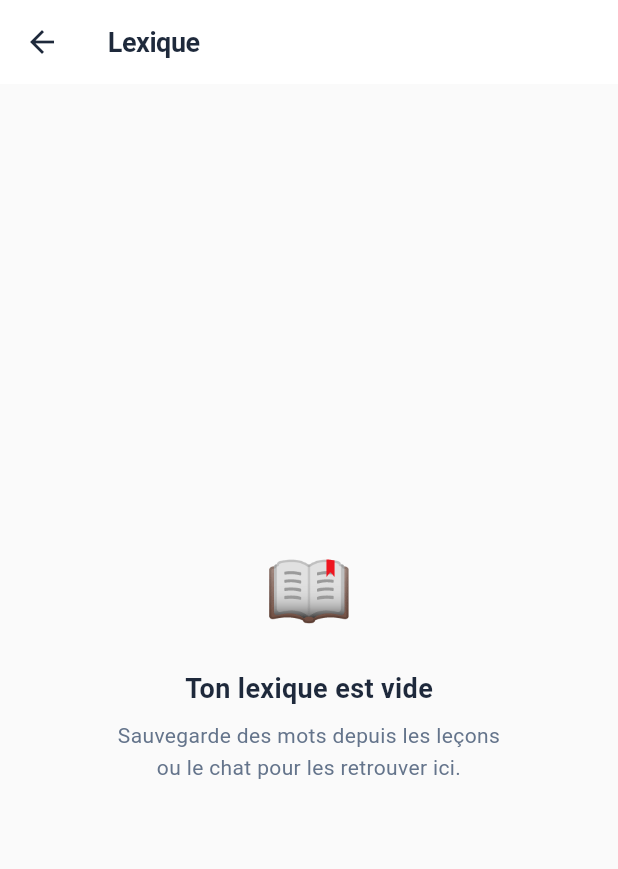
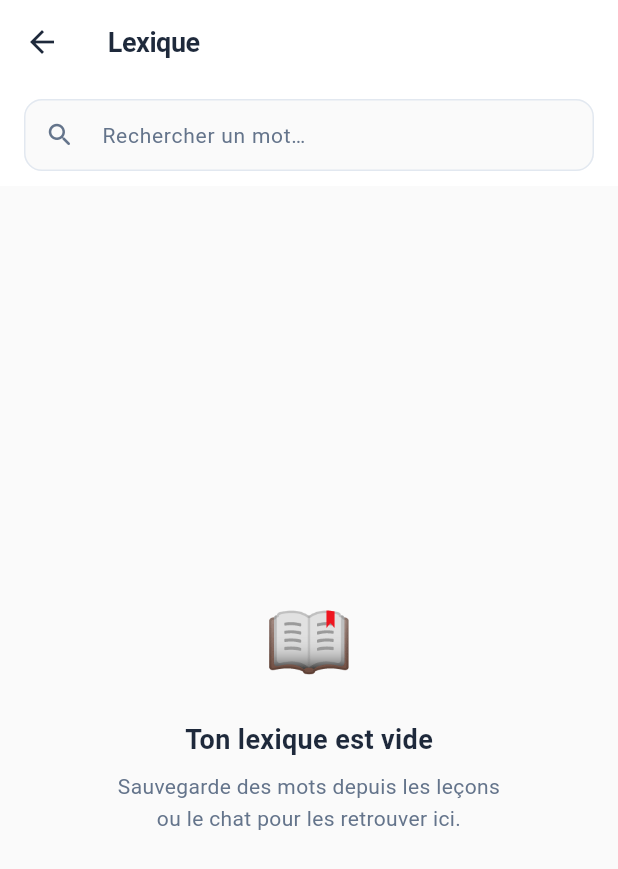
Before and after one commit to Arkheonick/Talkie, a Flutter app: the LexiqueScreen screen opened directly, on a phone screen of 412 x 824 dp. Shown: the top 869 px of the screen. Run offline on Flutter 3.47's test engine with Material 3 defaults, Android fonts, the phone set to English and light mode, and no system bars; our stand-ins replace flutter_dotenv, flutter_tts, google_generative_ai, hive_flutter, pdf, permission_handler and 2 more; missing offline and left inert: record; accounts and stored records are empty.

Commit message:
feat: P9 — barre de recherche dans Lexique (filtrage mot + traduction)
Co-Authored-By: Claude Sonnet 4.6 <noreply@anthropic.com>

```diff
--- a/lib/features/notebook/lexique_screen.dart
+++ b/lib/features/notebook/lexique_screen.dart
@@ -16,16 +16,26 @@ class LexiqueScreen extends StatefulWidget {
 class _LexiqueScreenState extends State<LexiqueScreen> {
   final _notebookService = NotebookService();
   final _folderService = VocabFolderService();
+  final _searchController = TextEditingController();
 
   List<NotebookEntry> _entries = [];
   List<VocabFolder> _folders = [];
   Map<String, String> _aliases = {};
   bool _loading = true;
+  String _searchQuery = '';
 
   @override
   void initState() {
     super.initState();
     _load();
+    _searchController.addListener(
+        () => setState(() => _searchQuery = _searchController.text.trim()));
+  }
+
+  @override
+  void dispose() {
+    _searchController.dispose();
+    super.dispose();
   }
 
   Future<void> _load() async {
@@ -236,6 +246,12 @@ class _LexiqueScreenState extends State<LexiqueScreen> {
       ),
       body: _loading
           ? const Center(child: CircularProgressIndicator())
+          : Column(
+              children: [
+                _buildSearchBar(),
+                Expanded(
+                  child: _searchQuery.isNotEmpty
+                      ? _buildSearchResults()
                       : grouped.isEmpty
                           ? _empty()
                           : ListView(
@@ -247,7 +263,8 @@ class _LexiqueScreenState extends State<LexiqueScreen> {
                                     lessonEntries.first.lessonTitle.isNotEmpty
                                         ? lessonEntries.first.lessonTitle
                                         : lessonId;
-                    final displayName = _lessonName(lessonId, defaultTitle);
+                                final displayName =
+                                    _lessonName(lessonId, defaultTitle);
                                 final lessonFolders = _folders
                                     .where((f) => f.lessonId == lessonId)
                                     .toList();
@@ -258,7 +275,8 @@ class _LexiqueScreenState extends State<LexiqueScreen> {
                                   folders: lessonFolders,
                                   onRename: () =>
                                       _renameLessonGroup(lessonId, displayName),
-                      onCreateFolder: () => _createFolder(lessonId),
+                                  onCreateFolder: () =>
+                                      _createFolder(lessonId),
                                   onRenameFolder: _renameFolder,
                                   onDeleteFolder: _deleteFolder,
                                   onDeleteEntry: _deleteEntry,
@@ -267,6 +285,110 @@ class _LexiqueScreenState extends State<LexiqueScreen> {
                                 );
                               }).toList(),
                             ),
+                ),
+              ],
+            ),
+    );
+  }
+
+  Widget _buildSearchBar() {
+    return Container(
+      color: Colors.white,
+      padding: const EdgeInsets.fromLTRB(16, 10, 16, 10),
+      child: TextField(
+        controller: _searchController,
+        decoration: InputDecoration(
+          hintText: 'Rechercher un mot…',
+          hintStyle: TextStyle(color: AppTheme.muted, fontSize: 14),
+          prefixIcon: const Icon(Icons.search_rounded,
+              size: 20, color: AppTheme.muted),
+          suffixIcon: _searchQuery.isNotEmpty
+              ? GestureDetector(
+                  onTap: () => _searchController.clear(),
+                  child: const Icon(Icons.close_rounded,
+                      size: 18, color: AppTheme.muted),
+                )
+              : null,
+          filled: true,
+          fillColor: AppTheme.surface,
+          contentPadding:
+              const EdgeInsets.symmetric(horizontal: 16, vertical: 10),
+          border: OutlineInputBorder(
+            borderRadius: BorderRadius.circular(12),
+            borderSide: BorderSide.none,
+          ),
+          enabledBorder: OutlineInputBorder(
+            borderRadius: BorderRadius.circular(12),
+            borderSide: BorderSide(color: AppTheme.border),
+          ),
+          focusedBorder: OutlineInputBorder(
+            borderRadius: BorderRadius.circular(12),
+            borderSide: BorderSide(color: AppTheme.primary, width: 1.5),
+          ),
+        ),
+      ),
+    );
+  }
+
+  Widget _buildSearchResults() {
+    final q = _searchQuery.toLowerCase();
+    final matches = _entries
+        .where((e) =>
+            e.word.toLowerCase().contains(q) ||
+            e.translation.toLowerCase().contains(q))
+        .toList();
+
+    if (matches.isEmpty) {
+      return Center(
+        child: Column(
+          mainAxisAlignment: MainAxisAlignment.center,
+          children: [
+            const Text('🔍', style: TextStyle(fontSize: 36)),
+            const SizedBox(height: 12),
+            Text(
+              'Aucun résultat pour « $_searchQuery »',
+              style: const TextStyle(
+                  fontSize: 15,
+                  fontWeight: FontWeight.w500,
+                  color: AppTheme.muted),
+            ),
+          ],
+        ),
+      );
+    }
+
+    return ListView(
+      padding: const EdgeInsets.all(16),
+      children: [
+        Padding(
+          padding: const EdgeInsets.only(bottom: 10),
+          child: Text(
+            '${matches.length} résultat${matches.length > 1 ? 's' : ''}',
+            style: TextStyle(
+                fontSize: 12,
+                fontWeight: FontWeight.w600,
+                color: AppTheme.muted,
+                letterSpacing: 0.4),
+          ),
+        ),
+        Container(
+          decoration: BoxDecoration(
+            color: Colors.white,
+            borderRadius: BorderRadius.circular(16),
+            border: Border.all(color: AppTheme.border),
+          ),
+          child: Column(
+            children: matches
+                .map((e) => _WordTile(
+                      entry: e,
+                      onDelete: () => _deleteEntry(e),
+                      onToggleMastered: () => _toggleMastered(e),
+                      onMove: () => _moveEntry(e, e.lessonId),
+                    ))
+                .toList(),
+          ),
+        ),
+      ],
     );
   }
 
```
Lines whose indentation alone changed are shown as unchanged.
